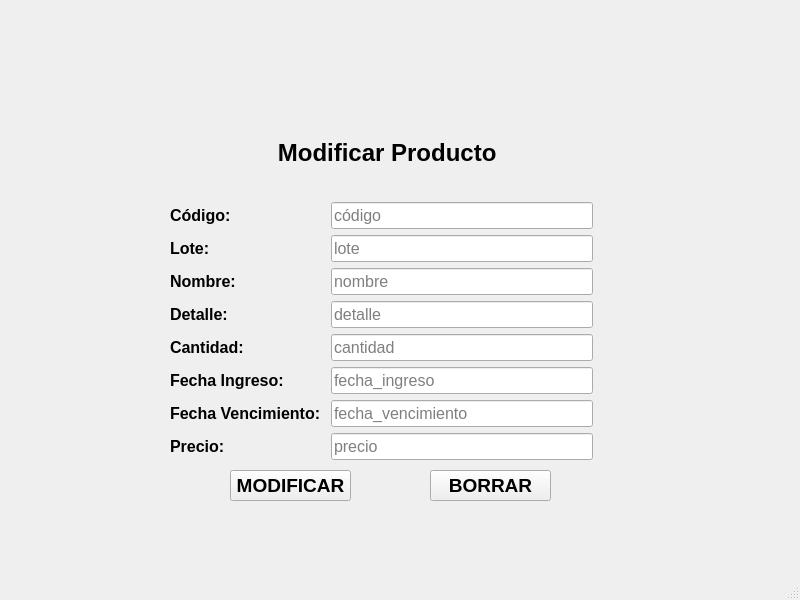
LAZAVIA/Ezequiel, file Views/Stock/modificar_producto.ui: the form before one commit.
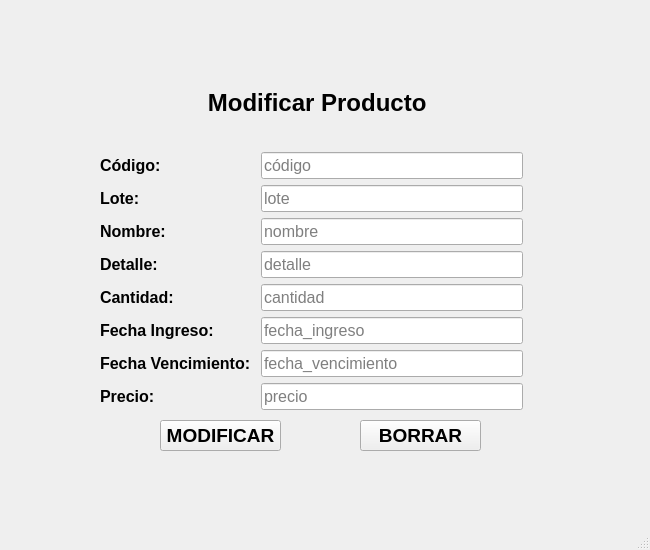
The form after the commit.

```diff
--- a/Views/Stock/modificar_producto.ui
+++ b/Views/Stock/modificar_producto.ui
@@ -6,8 +6,8 @@
    <rect>
     <x>0</x>
     <y>0</y>
-    <width>800</width>
-    <height>600</height>
+    <width>650</width>
+    <height>550</height>
    </rect>
   </property>
   <property name="windowTitle">
@@ -17,8 +17,8 @@
    <widget class="QPushButton" name="btn_agregar_2">
     <property name="geometry">
      <rect>
-      <x>430</x>
-      <y>470</y>
+      <x>360</x>
+      <y>420</y>
       <width>121</width>
       <height>31</height>
      </rect>
@@ -37,8 +37,8 @@
    <widget class="QPushButton" name="btn_agregar">
     <property name="geometry">
      <rect>
-      <x>230</x>
-      <y>470</y>
+      <x>160</x>
+      <y>420</y>
       <width>121</width>
       <height>31</height>
      </rect>
@@ -57,8 +57,8 @@
    <widget class="QWidget" name="layoutWidget">
     <property name="geometry">
      <rect>
-      <x>170</x>
-      <y>110</y>
+      <x>100</x>
+      <y>60</y>
       <width>441</width>
       <height>350</height>
      </rect>
```
Left out of the diff: 2 changed lines with no effect on the pictures.
